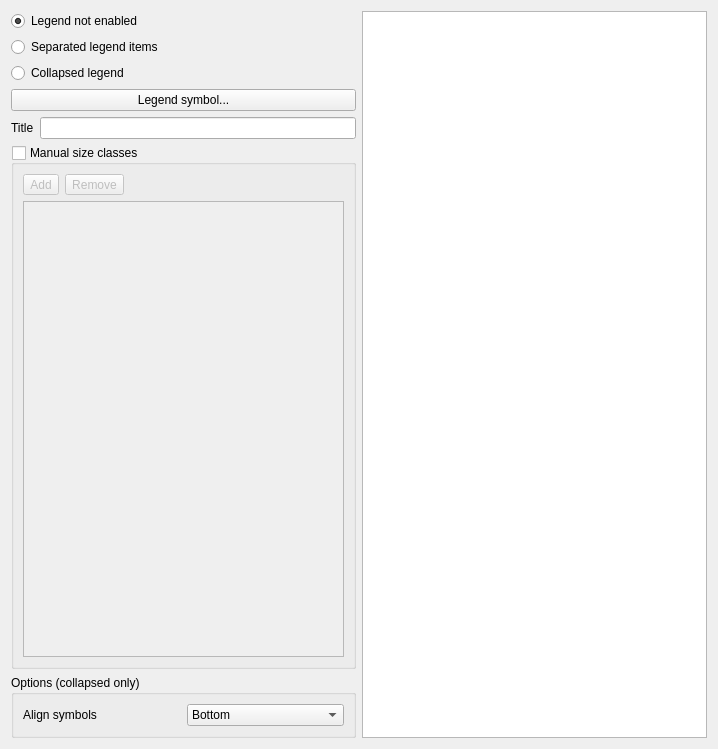
First picture: the form in src/ui/qgsdatadefinedsizelegendwidget.ui, repository qgis/QGIS, before the edit.
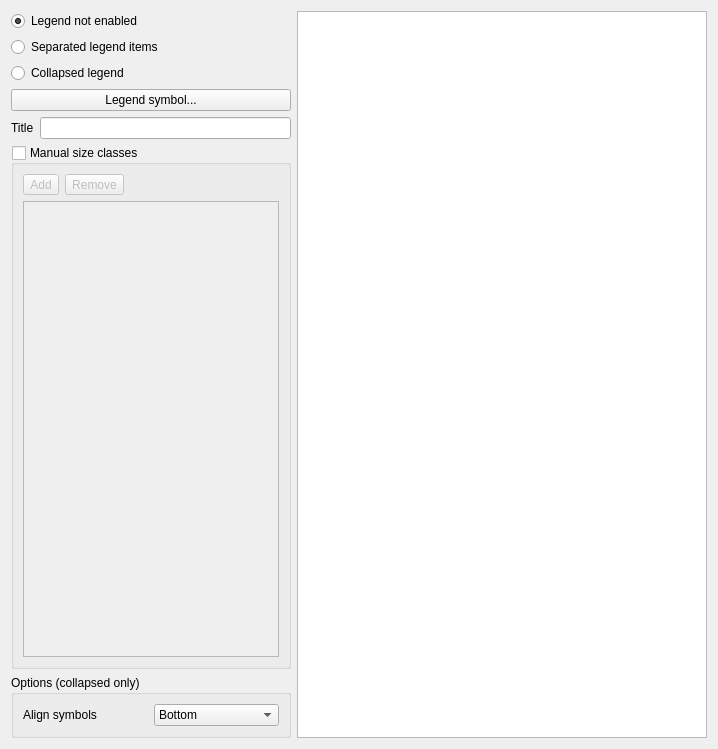
Second picture: the form after the edit.

Commit message:
Widen the diagram Size Legend Preview frame
This should allow more visibility of the previewed symbols and texts.
Also avoids the left part of the dialog to needlessly expand while the information is at right.

Patch:
```diff
--- a/src/ui/qgsdatadefinedsizelegendwidget.ui
+++ b/src/ui/qgsdatadefinedsizelegendwidget.ui
@@ -148,6 +148,12 @@
    </item>
    <item>
     <widget class="QTreeView" name="viewLayerTree">
+     <property name="sizePolicy">
+      <sizepolicy hsizetype="Expanding" vsizetype="Expanding">
+       <horstretch>1</horstretch>
+       <verstretch>0</verstretch>
+      </sizepolicy>
+     </property>
      <property name="headerHidden">
       <bool>true</bool>
      </property>
```
